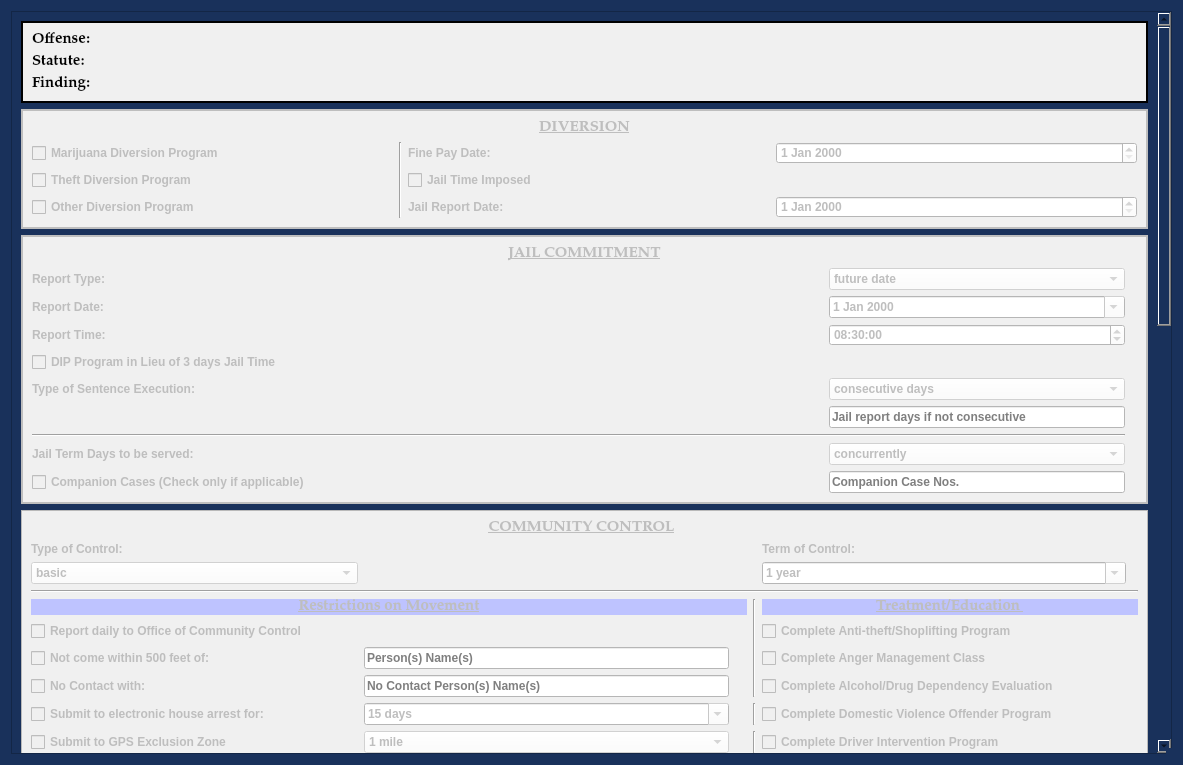
Before: the Qt Designer form package/views/ui/AddCommunityControlDialog.ui in HunterProgram22/MuniEntry, drawn with Qt 5.
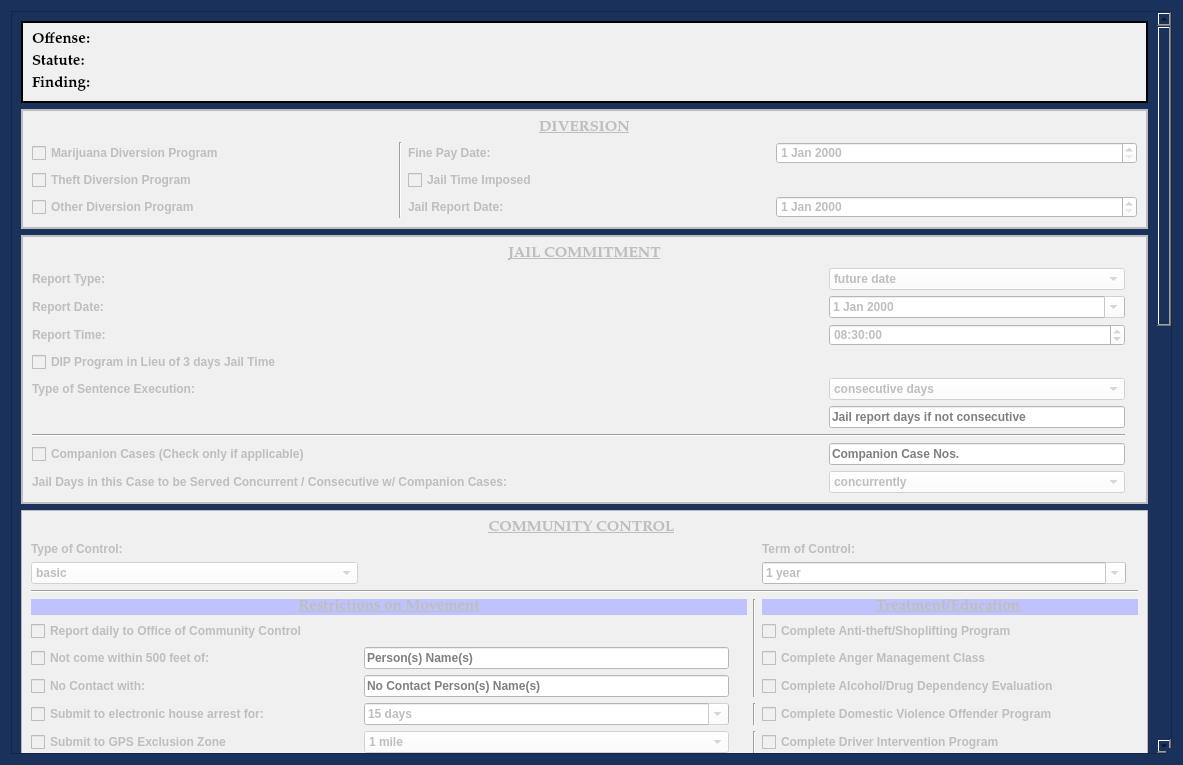
After: the same form once the commit is applied.

Commit message: Made jail report days boxes hidden unless used for some items.

The edit to the form file:
```diff
--- a/package/views/ui/AddCommunityControlDialog.ui
+++ b/package/views/ui/AddCommunityControlDialog.ui
@@ -167,7 +167,7 @@
       <property name="geometry">
        <rect>
         <x>0</x>
-        <y>-1164</y>
+        <y>0</y>
         <width>1140</width>
         <height>2079</height>
        </rect>
@@ -1325,13 +1325,6 @@
             </item>
            </widget>
           </item>
-          <item row="11" column="0">
-           <widget class="QCheckBox" name="companion_cases_checkBox">
-            <property name="text">
-             <string>Companion Cases (Check only if applicable)</string>
-            </property>
-           </widget>
-          </item>
           <item row="2" column="0">
            <widget class="QLabel" name="label_10">
             <property name="text">
@@ -1475,11 +1468,18 @@
           <item row="10" column="0">
            <widget class="QLabel" name="label_23">
             <property name="text">
-             <string>Jail Term Days to be served:</string>
+             <string>Jail Days in this Case to be Served Concurrent / Consecutive w/ Companion Cases:</string>
             </property>
            </widget>
           </item>
-          <item row="11" column="1">
+          <item row="9" column="0">
+           <widget class="QCheckBox" name="companion_cases_checkBox">
+            <property name="text">
+             <string>Companion Cases (Check only if applicable)</string>
+            </property>
+           </widget>
+          </item>
+          <item row="9" column="1">
            <widget class="QLineEdit" name="companion_cases_box">
             <property name="styleSheet">
              <string notr="true">background-color: rgb(255, 255, 255);</string>
```
Left out of the diff: 5 changed lines with no effect on the pictures. The commit also changes 5 other files.
